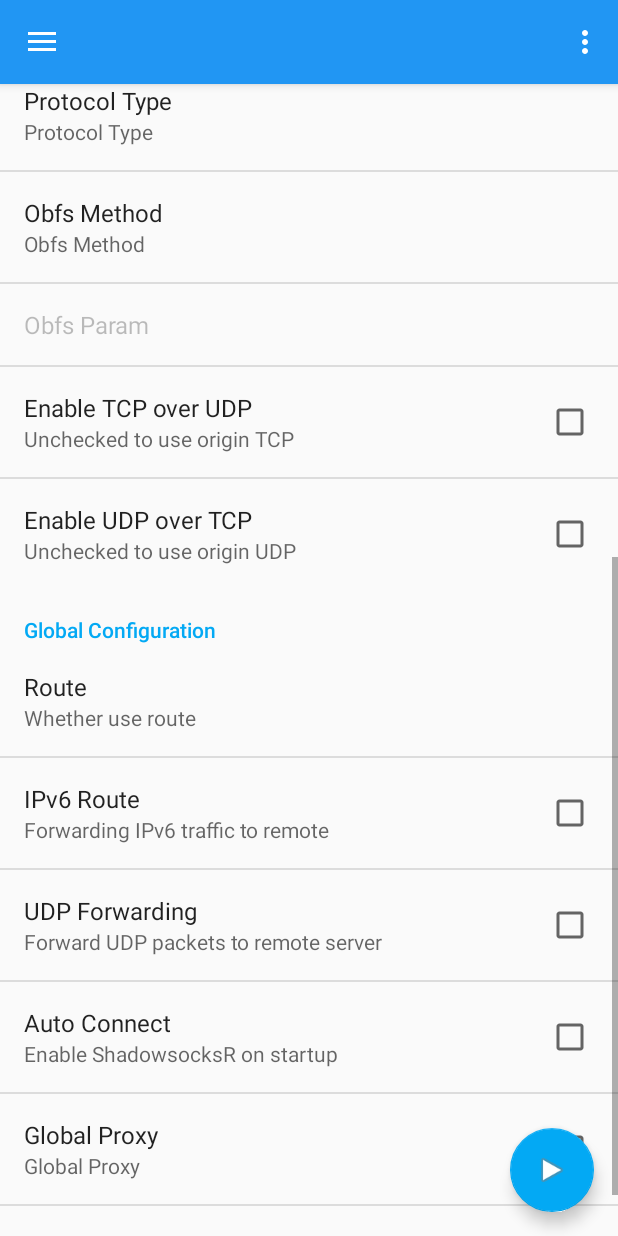
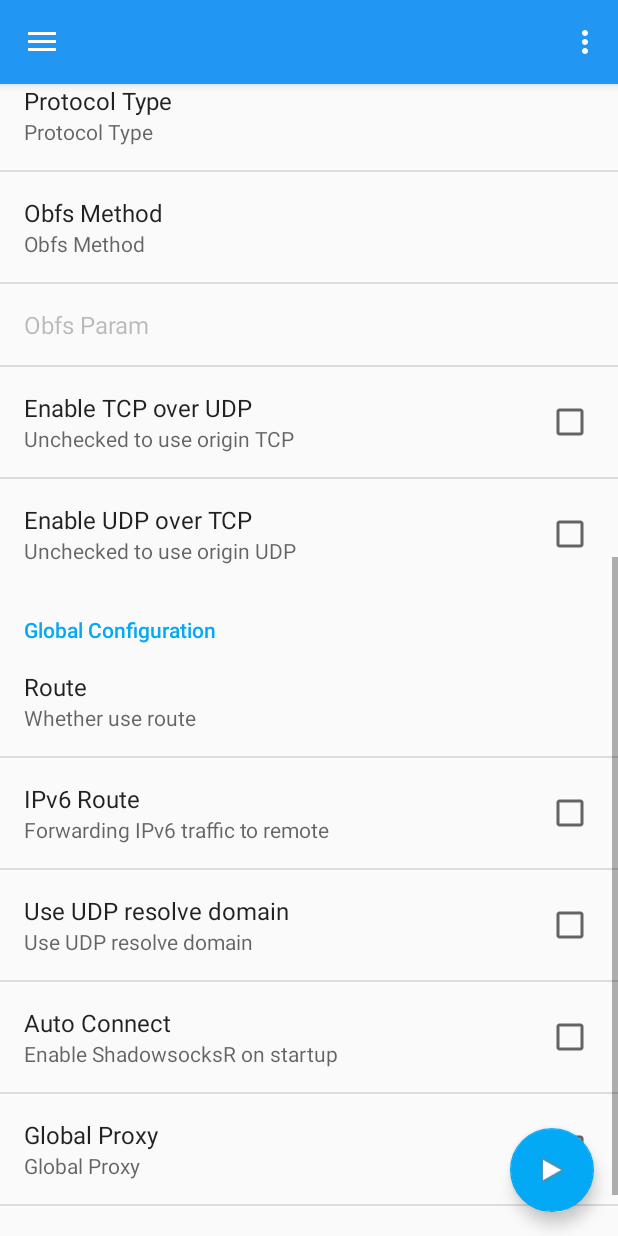
Before and after one commit to KagayamaKaede/ShadowsocksRDroid, an Android app: the screen it shows after launch (MainActivity), scrolled down 537 dp, on a phone screen of 412 x 824 dp. Run offline under Robolectric (Android 15) with nearby library versions, the phone set to English and light mode, and no system bars; libraries missing offline, so code that uses them is left out: com.orhanobut.hawk, net.glxn.qrgen; 29 statements that could not run were skipped.

Commit message:
update preference.

```diff
--- a/app/src/main/java/com/proxy/shadowsocksr/fragment/PrefFragment.java
+++ b/app/src/main/java/com/proxy/shadowsocksr/fragment/PrefFragment.java
@@ -38,7 +38,7 @@ public class PrefFragment extends PreferenceFragment
     private SummaryListPreference prefRoute;
     private CheckBoxPreference prefIPv6;
     private CheckBoxPreference prefGlobal;
-    private CheckBoxPreference prefUdpRelay;
+    private CheckBoxPreference prefUdpDNS;
     private CheckBoxPreference prefAuto;
 
     private PreferenceManager pm;
@@ -66,7 +66,7 @@ public class PrefFragment extends PreferenceFragment
         prefRoute = (SummaryListPreference) findPreference("route");
         prefIPv6 = (CheckBoxPreference) findPreference("ipv6_route");
         prefGlobal = (CheckBoxPreference) findPreference("global_proxy");
-        prefUdpRelay = (CheckBoxPreference) findPreference("udp_forwarding");
+        prefUdpDNS = (CheckBoxPreference) findPreference("udp_dns");
         prefAuto = (CheckBoxPreference) findPreference("auto_connect");
         //
         configSpecialPref();
@@ -148,7 +148,7 @@ public class PrefFragment extends PreferenceFragment
         prefRoute.setEnabled(isEnable);
         prefIPv6.setEnabled(isEnable);
         prefGlobal.setEnabled(isEnable);
-        prefUdpRelay.setEnabled(isEnable);
+        prefUdpDNS.setEnabled(isEnable);
         prefAuto.setEnabled(isEnable);
         findPreference("per_app_proxy").setEnabled(isEnable);
     }
@@ -169,7 +169,7 @@ public class PrefFragment extends PreferenceFragment
         case "global_proxy":
             globalProfile.globalProxy = sp.getBoolean(key, false);
             break;
-        case "udp_forwarding":
+        case "udp_dns":
             globalProfile.dnsForward = sp.getBoolean(key, true);
             break;
         case "auto_connect":
@@ -268,7 +268,7 @@ public class PrefFragment extends PreferenceFragment
         prefRoute.setValue(globalProfile.route);
         prefIPv6.setChecked(globalProfile.ipv6Route);
         prefGlobal.setChecked(globalProfile.globalProxy);
-        prefUdpRelay.setChecked(globalProfile.dnsForward);
+        prefUdpDNS.setChecked(globalProfile.dnsForward);
         prefAuto.setChecked(globalProfile.autoConnect);
     }
 
--- a/app/src/main/res/values/strings.xml
+++ b/app/src/main/res/values/strings.xml
@@ -19,8 +19,7 @@
     <string name="global_proxy">Global Proxy</string>
     <string name="set_proxy_for_sel_apps">Set proxy for selected apps</string>
     <string name="per_app_proxy">Per App Proxy</string>
-    <string name="relay_udp_packet_to_remote_svr">Forward UDP packets to remote server</string>
-    <string name="udp_relay">UDP Forwarding</string>
+    <string name="udp_dns">Use UDP resolve domain</string>
     <string name="start_ssr_on_startup">Enable ShadowsocksR on startup</string>
     <string name="auto_connect">Auto Connect</string>
     <string name="direct_to_ssr_page">Open ShadowsocksR GitHub page</string>
--- a/app/src/main/res/xml/pref.xml
+++ b/app/src/main/res/xml/pref.xml
@@ -82,9 +82,9 @@
             android:title="@string/ipv6_route"/>
         <CheckBoxPreference
             android:checked="true"
-            android:key="udp_forwarding"
-            android:summary="@string/relay_udp_packet_to_remote_svr"
-            android:title="@string/udp_relay"/>
+            android:key="udp_dns"
+            android:summary="@string/udp_dns"
+            android:title="@string/udp_dns"/>
         <CheckBoxPreference
             android:key="auto_connect"
             android:summary="@string/start_ssr_on_startup"
```
Also changed, not shown: app/src/main/java/com/proxy/shadowsocksr/impl/plugin/proto/AuthSimpleProtocol.java (+8 -7 lines), app/src/main/java/com/proxy/shadowsocksr/impl/plugin/proto/RVerifySimpleProtocol.java (renamed from app/src/main/java/com/proxy/shadowsocksr/impl/plugin/proto/RewriteVerifySimpleProtocol.java, +14 -12 lines), app/src/main/java/com/proxy/shadowsocksr/impl/plugin/proto/VerifySimpleProtocol.java (+7 -14 lines), 1 other file.
